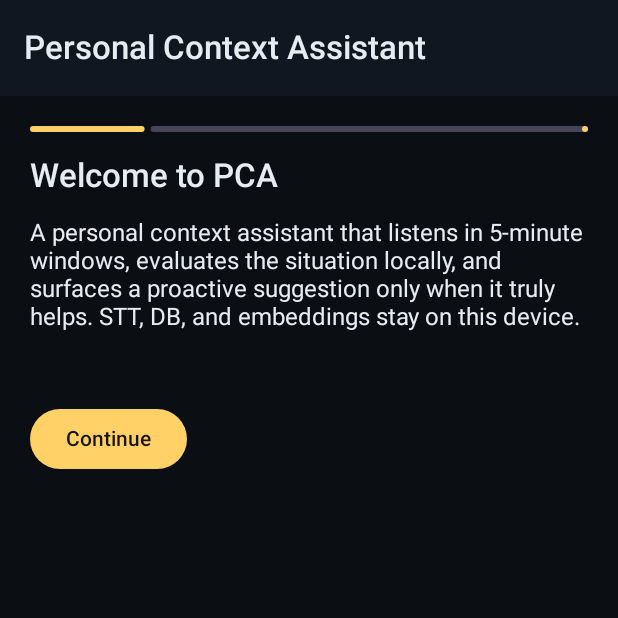
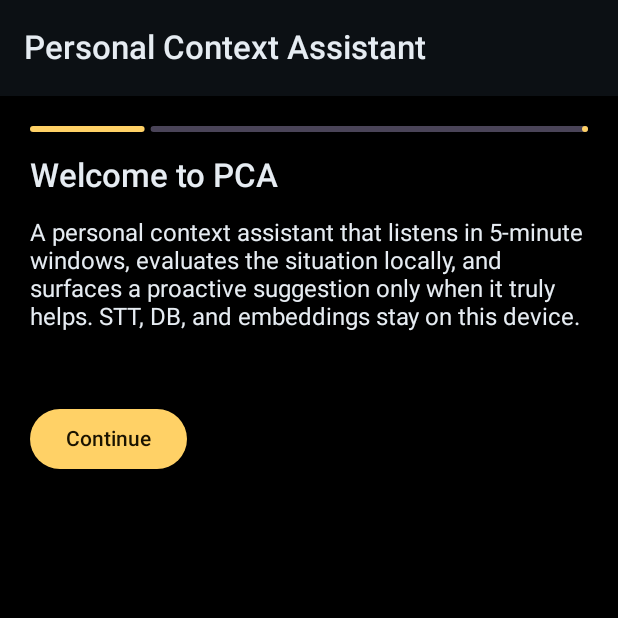
Before and after one commit to ishtaket/911, an Android app built with Jetpack Compose: the screen it shows after launch (MainActivity), on a phone screen of 412 x 824 dp, the top half of it. Run offline under Robolectric (Android 15) with nearby library versions, the phone set to English and light mode, and no system bars; our stand-ins replace Dagger/Hilt's generated code, Room's generated code; libraries missing offline, so code that uses them is left out: ai.onnxruntime, net.sqlcipher.database; 28 statements that could not run were skipped.

Commit message:
fix(pca): twentieth full review — true black background for AMOLED savings
B-35 (Spec §7.4 polish) — background was Color(0xFF0B0F14) (dark navy),
  which on the target AMOLED display (S21 Ultra) still draws every
  pixel. Switched to Color(0xFF000000) for the spec-mandated "OLED
  battery savings" — sub-pixels are physically off and contribute 0 mW.
  Surface kept slightly elevated (#0C1014) so cards remain visually
  distinguishable from the background.

```diff
--- a/pca-android/app/src/main/java/com/pca/assistant/ui/theme/Theme.kt
+++ b/pca-android/app/src/main/java/com/pca/assistant/ui/theme/Theme.kt
@@ -13,8 +13,13 @@ private val DarkColors = darkColorScheme(
     primary = Color(0xFFFFD166),
     secondary = Color(0xFF9AB8FF),
     tertiary = Color(0xFFE07A5F),
-    background = Color(0xFF0B0F14),
-    surface = Color(0xFF111720),
+    // B-35: spec §7.4 — OLED battery savings. On AMOLED (S21 Ultra)
+    // pure-black pixels are physically off; the previous dark-navy was
+    // a few percent on every pixel for the entire app surface.
+    background = Color(0xFF000000),
+    // Cards / surfaces stay slightly elevated so the eye can distinguish
+    // them from the background — still very dark, still mostly off.
+    surface = Color(0xFF0C1014),
     onPrimary = Color(0xFF1A1300),
     onBackground = Color(0xFFE6ECF2),
     onSurface = Color(0xFFE6ECF2),
```
